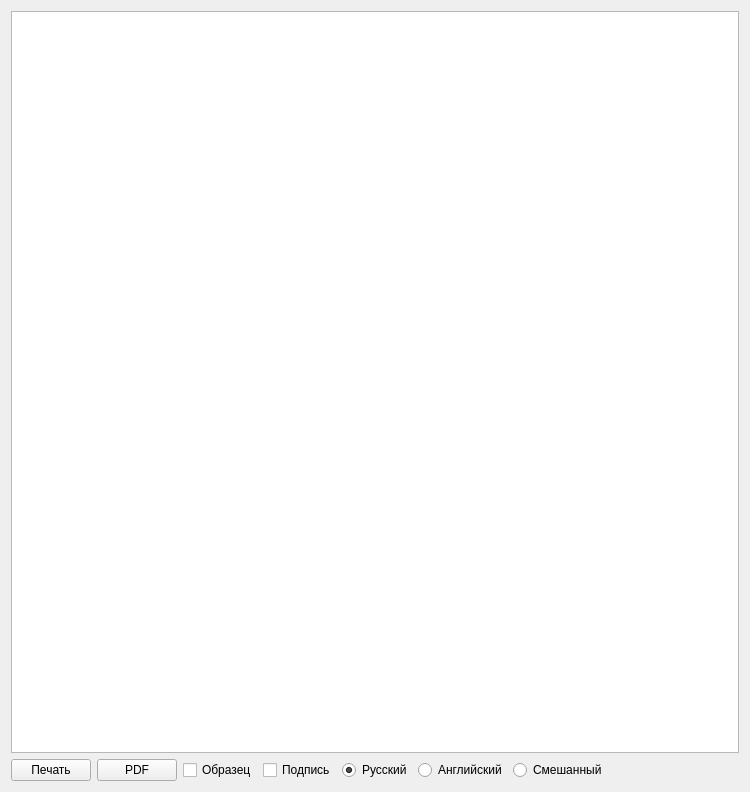
Old version of the form editor.ui in the repository Sergeyego/el_sert.
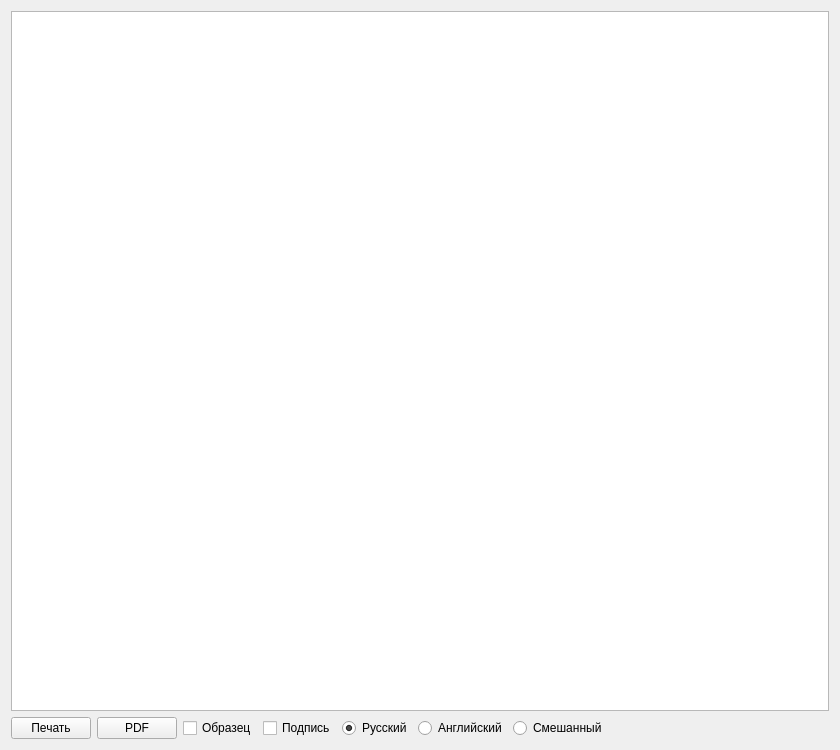
New version of the form. Custom widgets are drawn as their Qt base class.

Commit message: fix mech category

```diff
--- a/editor.ui
+++ b/editor.ui
@@ -9,19 +9,19 @@
    <rect>
     <x>0</x>
     <y>0</y>
-    <width>750</width>
-    <height>792</height>
+    <width>840</width>
+    <height>750</height>
    </rect>
   </property>
   <property name="minimumSize">
    <size>
-    <width>750</width>
+    <width>840</width>
     <height>0</height>
    </size>
   </property>
   <property name="maximumSize">
    <size>
-    <width>750</width>
+    <width>840</width>
     <height>16777215</height>
    </size>
   </property>
```
The commit also changes 1 other file.
